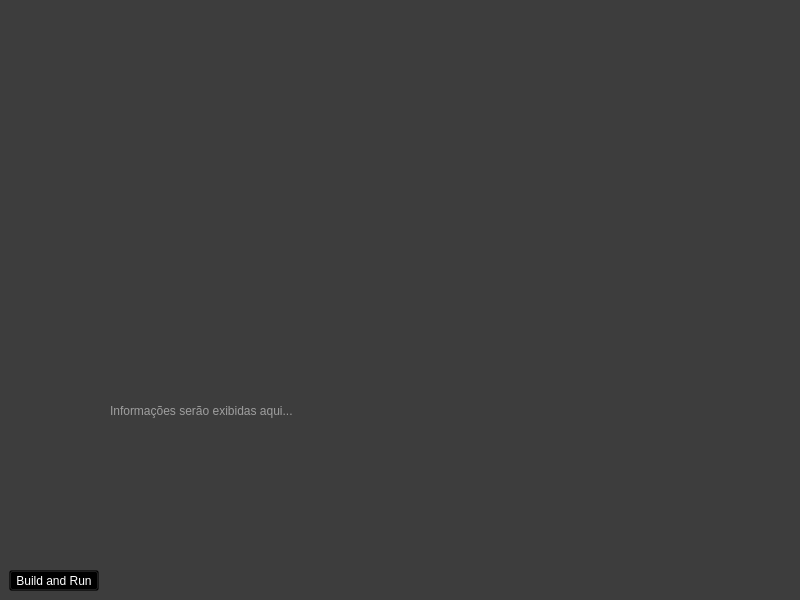
Qt form mainwindow.ui (BurtBR/SKYYCodeka) before a commit.
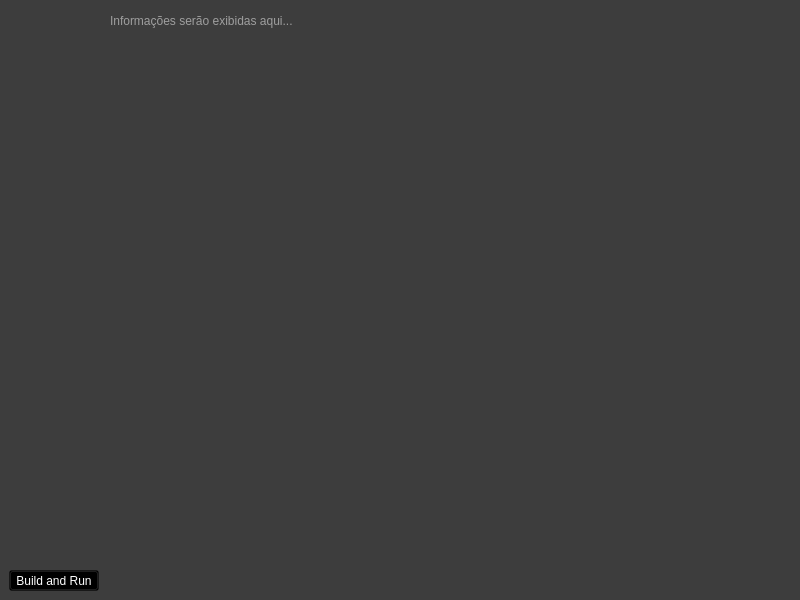
The same form after that commit. Icons and pictures are not drawn.

What changed in the file:
```diff
--- a/mainwindow.ui
+++ b/mainwindow.ui
@@ -86,14 +86,7 @@
     <item>
      <layout class="QVBoxLayout" name="verticalLayout_2">
       <item>
-       <widget class="QWidget" name="widget" native="true">
-        <property name="sizePolicy">
-         <sizepolicy hsizetype="Expanding" vsizetype="Expanding">
-          <horstretch>0</horstretch>
-          <verstretch>0</verstretch>
-         </sizepolicy>
-        </property>
-       </widget>
+       <layout class="QHBoxLayout" name="layoutEditor"/>
       </item>
       <item>
        <widget class="QTextEdit" name="textMessages">
```
